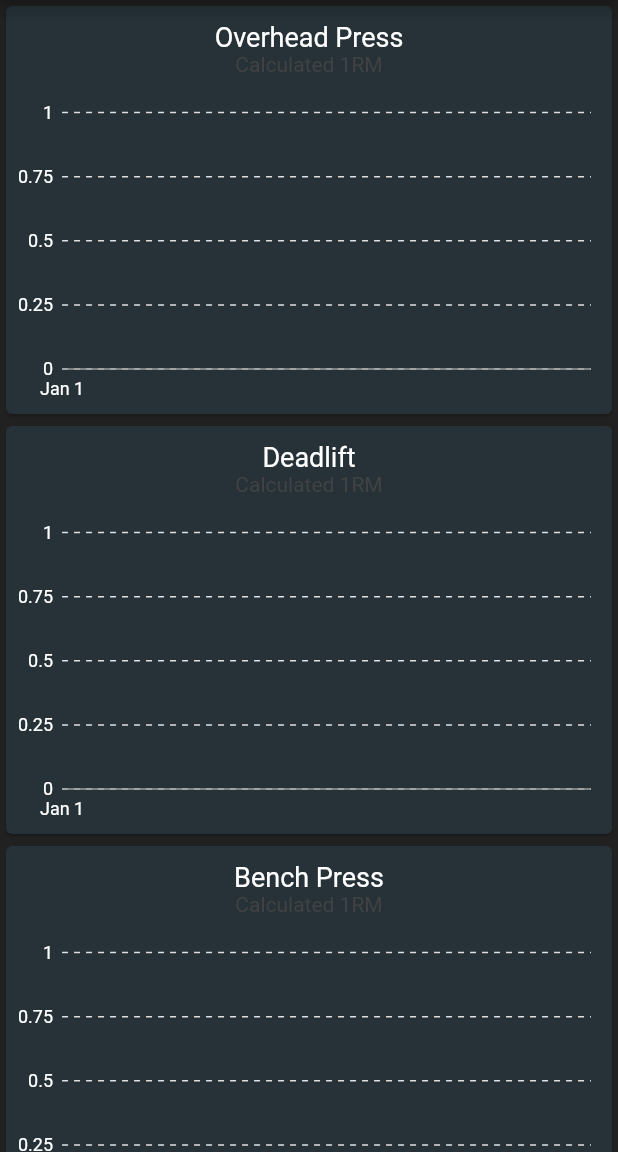
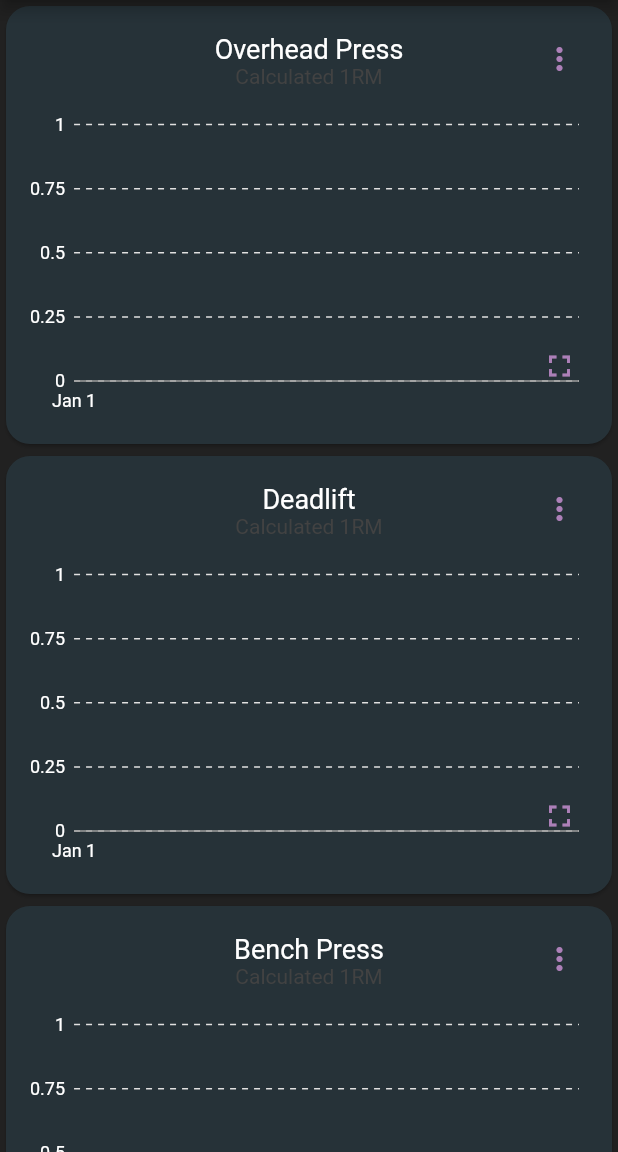
Before and after one commit to xMilotas/LiftCalculator, a Flutter app: the StatsScreen screen opened by its route, on a phone screen of 412 x 824 dp, the part 84-1236 px from its top. Run offline on Flutter 3.47's test engine with Material 2 defaults, Android fonts, the light colour scheme and no system bars; our stand-ins replace charts_flutter, flutter_spinbox, shared_preferences, sqflite; accounts and stored records are empty.

Commit message:
added fullscreen stats option

```diff
--- a/lib/models/liftChart.dart
+++ b/lib/models/liftChart.dart
@@ -2,16 +2,20 @@ import 'package:charts_flutter/flutter.dart';
 import 'package:flutter/material.dart';
 import 'dart:math';
 import 'package:charts_flutter/src/text_element.dart' as chartsTextElement;
+import 'package:charts_flutter/src/text_style.dart' as style;
 import 'package:liftcalculator/models/selectedLift.dart';
 import 'package:provider/provider.dart';
 import 'dbLift.dart';
+import 'package:intl/intl.dart';
 
 class LiftChart extends StatefulWidget {
   final List<Series<dynamic, DateTime>> seriesList;
   final String liftTitle;
   final bool animate;
+  final bool fullscreen;
 
-  LiftChart(this.seriesList, this.liftTitle, {this.animate = true});
+  LiftChart(this.seriesList, this.liftTitle,
+      {this.animate = true, this.fullscreen = false});
 
   // We need a Stateful widget to build the selection details with the current
   // selection as the state.
@@ -26,30 +30,34 @@ class _SelectionCallbackState extends State<LiftChart> {
     // The children consist of a Chart and Text widgets below to hold the info.
     final children = <Widget>[
       new SizedBox(
-          height: 270.0,
+          height: (widget.fullscreen)
+              ? MediaQuery.of(context).size.height * 0.8
+              : 270.0,
           child: new TimeSeriesChart(
             widget.seriesList,
             animate: widget.animate,
             primaryMeasureAxis: new NumericAxisSpec(
-            tickProviderSpec: BasicNumericTickProviderSpec(desiredTickCount: 5),
-            renderSpec: GridlineRendererSpec(
-                lineStyle: LineStyleSpec(
-              dashPattern: [4, 4],
-                ),
-              labelStyle: TextStyleSpec(color: MaterialPalette.white)
-            ),
+              tickProviderSpec: BasicNumericTickProviderSpec(
+                  desiredTickCount: (widget.fullscreen) ? 8 : 5),
+              renderSpec: GridlineRendererSpec(
+                  lineStyle: LineStyleSpec(
+                    dashPattern: [4, 4],
+                  ),
+                  labelStyle: TextStyleSpec(color: MaterialPalette.white)),
             ),
             domainAxis: new DateTimeAxisSpec(
-              tickProviderSpec: DayTickProviderSpec(increments: [9]),
-              viewport: DateTimeExtents(start: now.subtract(Duration(days: 30)), end: now),
-              renderSpec: SmallTickRendererSpec(labelStyle: TextStyleSpec(color: MaterialPalette.white))
-            ),
+                tickProviderSpec: DayTickProviderSpec(increments: [9]),
+                viewport: DateTimeExtents(
+                    start: now.subtract(Duration(days: 30)), end: now),
+                renderSpec: SmallTickRendererSpec(
+                    labelStyle: TextStyleSpec(color: MaterialPalette.white))),
             behaviors: [
               new PanAndZoomBehavior(),
               new ChartTitle(widget.liftTitle,
                   titleStyleSpec: TextStyleSpec(color: MaterialPalette.white),
                   subTitle: 'Calculated 1RM',
-                  subTitleStyleSpec: TextStyleSpec(color: MaterialPalette.white, fontSize: 14),
+                  subTitleStyleSpec:
+                      TextStyleSpec(color: MaterialPalette.white, fontSize: 14),
                   behaviorPosition: BehaviorPosition.top,
                   titleOutsideJustification: OutsideJustification.start,
                   innerPadding: 18),
@@ -114,8 +122,15 @@ class MySymbolRenderer extends CircleSymbolRenderer {
     DbLift selectedElement =
         Provider.of<StatsSelectedLift>(context, listen: false).selectedLift;
 
-    final TextElement textElement = chartsTextElement.TextElement(
+    var dateStyle = style.TextStyle();
+    dateStyle.fontSize = 11;
+    String formattedDate = DateFormat('yyyy-MM-dd').format(selectedElement.date);
+
+    final TextElement date = chartsTextElement.TextElement(formattedDate, style: dateStyle);
+
+    final TextElement weightReps = chartsTextElement.TextElement(
         '${selectedElement.calculated1RM} kg via ${selectedElement.weightRep.toString()}');
-    canvas.drawText(textElement, 150, 80);
+    canvas.drawText(weightReps, 150, 45);
+    canvas.drawText(date, 190, 28);
   }
 }
--- a/lib/screens/stats_screen.dart
+++ b/lib/screens/stats_screen.dart
@@ -6,6 +6,7 @@ import 'package:liftcalculator/models/drawer.dart';
 import 'package:liftcalculator/models/dbLift.dart';
 import 'package:liftcalculator/models/profile.dart';
 import 'package:liftcalculator/models/liftChart.dart';
+import 'package:liftcalculator/screens/stats_full_screen.dart';
 import 'package:provider/provider.dart';
 
 class StatsScreen extends StatefulWidget {
@@ -42,8 +43,32 @@ buildCharts(UserProfile user) {
               data: e.value,
             );
             liftCharts.add(SizedBox(
-                height: 280.0,
-                child: Card(color: Colors.blueGrey.shade900, child: LiftChart([liftSeries], user.liftList[e.key].title))));
+                height: 300.0,
+                child:
+                  Stack(
+                    children: [
+                      Card(
+                        shape: RoundedRectangleBorder(borderRadius: BorderRadius.circular(16)),
+                        color: Colors.blueGrey.shade900,
+                        child:
+                          Padding (
+                            padding: EdgeInsets.all(8),
+                            child:LiftChart([liftSeries], user.liftList[e.key].title),
+                            )
+                          ),
+                    Positioned(
+                            top: 15,
+                            right: 15,
+                            child: IconButton(icon: Icon(Icons.more_vert), onPressed: () =>  print('hi')),
+                          ),
+                    Positioned(
+                            top: 220,
+                            right: 15,
+                            child: IconButton(icon: Icon(Icons.fullscreen), onPressed: () => Navigator.of(context).push(MaterialPageRoute(builder: (context) => StatsFullScreen(user.liftList[e.key].id)))),
+                          ),
+                    ],
+                  )
+              ));
           }
           output = ListView(children: liftCharts);
         } else
```
Also changed, not shown: lib/screens/stats_full_screen.dart (added, +62 -0 lines).
